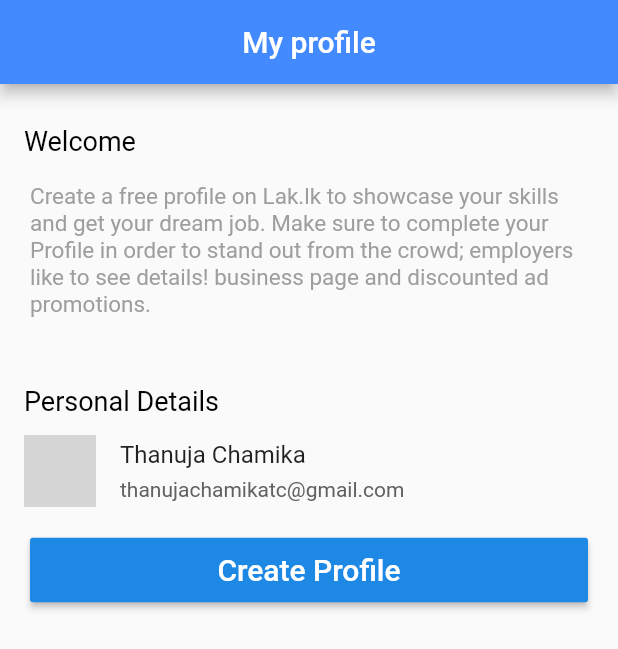
After one commit to hrathnapala/UEEE_Lak, a Flutter app: the MyPersonalProfileScreen screen opened directly, on a phone screen of 412 x 824 dp. The commit adds this screen. Shown: the top 649 px of the screen. Run offline on Flutter 3.47's test engine with Material 2 defaults, Android fonts, the phone set to English and light mode, and no system bars; our stand-ins replace carousel_slider; missing offline and left inert: multi_image_picker; network calls fail; grey boxes are pictures that could not be loaded.

Commit message:
my profile page added

```diff
--- /dev/null
+++ b/lib/src/screens/profile-page/my-profile-page.dart
@@ -0,0 +1,150 @@
+import 'package:flutter/material.dart';
+import 'package:flutter/rendering.dart';
+
+class MyPersonalProfile extends StatelessWidget {
+  @override
+  Widget build(BuildContext context) {
+    return MaterialApp(
+      home: MyPersonalProfileScreen(),
+    );
+  }
+}
+
+class MyPersonalProfileScreen extends StatefulWidget {
+  @override
+  _MyPersonalProfileScreenState createState() =>
+      _MyPersonalProfileScreenState();
+}
+
+class _MyPersonalProfileScreenState extends State<MyPersonalProfileScreen> {
+  @override
+  Widget build(BuildContext context) {
+    return Scaffold(
+      appBar: AppBar(
+          title: Text('My profile'),
+          centerTitle: true,
+          backgroundColor: Colors.blueAccent),
+      body: ListView(
+        children: <Widget>[
+          SizedBox(
+            height: 10,
+          ),
+          ListTile(
+            title: Row(
+              children: <Widget>[
+                Center(
+                  child: Text(
+                    "Welcome",
+                    textAlign: TextAlign.center,
+                    style: TextStyle(
+                        fontSize: 18.0,
+                        //fontWeight: FontWeight.w600,
+                        color: Colors.black),
+                    overflow: TextOverflow.ellipsis,
+                    maxLines: 2,
+                  ),
+                ),
+              ],
+            ),
+          ),
+          Container(
+            width: 100,
+            margin: new EdgeInsets.symmetric(horizontal: 20.0),
+            //child: Center(
+            child: Text(
+              "Create a free profile on Lak.lk to showcase your skills and get your" +
+                  " dream job. Make sure to complete your Profile in order to stand " +
+                  "out from the crowd; employers like to see details! " +
+                  "business page and discounted ad promotions.",
+              //textAlign: TextAlign.left,
+              style: TextStyle(
+                  fontSize: 15.0,
+                  //fontWeight: FontWeight.w600,
+                  color: Colors.grey),
+              overflow: TextOverflow.ellipsis,
+              maxLines: 10,
+            ),
+          ),
+          SizedBox(
+            height: 45,
+          ),
+          //ListTile(
+          Row(
+            children: <Widget>[
+              SizedBox(
+                width: 16.0,
+              ),
+              Center(
+                child: Text(
+                  "Personal Details",
+                  textAlign: TextAlign.center,
+                  style: TextStyle(fontSize: 18.0, color: Colors.black),
+                  overflow: TextOverflow.ellipsis,
+                ),
+              ),
+            ],
+          ),
+          ListTile(
+            leading: CircleAvatar(
+              radius: 24.0,
+              backgroundImage: NetworkImage(
+                  "https://randomuser.me/api/portraits/men/81.jpg"),
+            ),
+            title: Row(
+              children: <Widget>[
+                Text("Thanuja Chamika"),
+                SizedBox(
+                  width: 16.0,
+                ),
+              ],
+            ),
+            subtitle: Column(
+              children: <Widget>[
+                SizedBox(
+                  height: 6.0,
+                ),
+                Align(
+                  alignment: Alignment.centerLeft,
+                  child: Container(
+                    child: Text(
+                      "thanujachamikatc@gmail.com",
+                      style: TextStyle(
+                        color: Colors.grey[700],
+                      ),
+                    ),
+                  ),
+                ),
+                SizedBox(
+                  height: 6.0,
+                ),
+              ],
+            ),
+          ),
+          SizedBox(
+            height: 6.0,
+          ),
+          Container(
+            width: 100,
+            margin: new EdgeInsets.symmetric(horizontal: 20.0),
+            child: RaisedButton(
+              onPressed: () {},
+              textColor: Colors.white,
+              padding: const EdgeInsets.all(10.0),
+              color: Colors.blue[600],
+              child: Row(
+                mainAxisAlignment: MainAxisAlignment.center,
+                // Replace with a Row for horizontal icon + text
+                children: <Widget>[
+                  Text(
+                    "Create Profile",
+                    style: TextStyle(fontSize: 20),
+                  ),
+                ],
+              ),
+            ),
+          ),
+        ],
+      ),
+    );
+  }
+}
--- a/lib/src/screens/profile-page/settings-model.dart
+++ b/lib/src/screens/profile-page/settings-model.dart
@@ -2,6 +2,7 @@ import 'package:flutter/cupertino.dart';
 import 'package:flutter/material.dart';
 import 'package:lak_app/src/screens/profile-page/favorites-page.dart';
 import 'package:lak_app/src/screens/profile-page/my-membership-page.dart';
+import 'package:lak_app/src/screens/profile-page/my-profile-page.dart';
 import 'package:lak_app/src/screens/profile-page/myads-page.dart';
 
 class SettingsModel {
@@ -23,7 +24,7 @@ class SettingsModel {
     SettingsModel(
         settingName: "My Profile",
         icon: Icon(Icons.description),
-        nextPage: MyAds()),
+        nextPage: MyPersonalProfile()),
     SettingsModel(
         settingName: "Favorites",
         icon: Icon(Icons.favorite),
```
